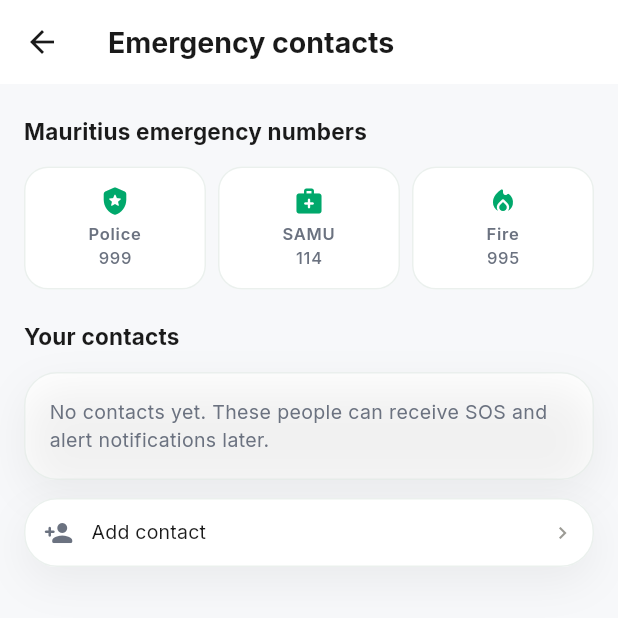
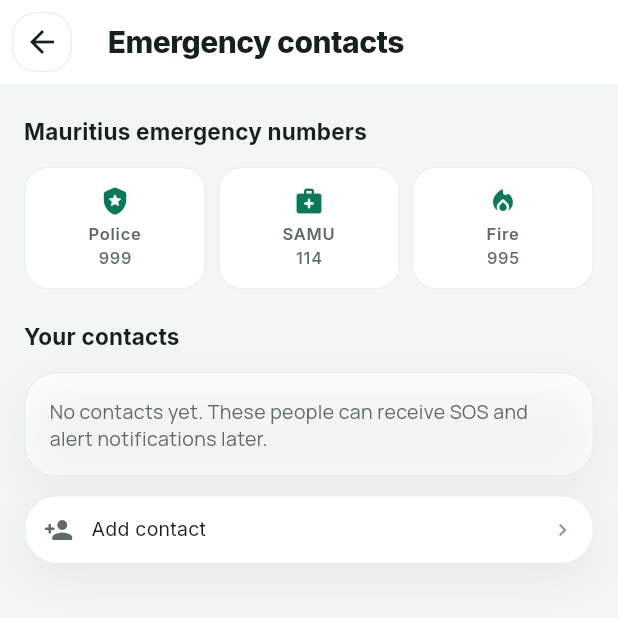
Before and after one commit to vikrav14/guardian, a Flutter app: the screen it shows once a user with an empty profile is signed in, item 4 of the bottom bar chosen, after a tap on "Emergency contacts", on a phone screen of 412 x 824 dp, the top half of it. Run offline on Flutter 3.47's test engine with Material 3 defaults, Android fonts, the phone set to English and light mode, and no system bars; our stand-ins replace cloud_firestore, firebase_auth, firebase_core, firebase_messaging, firebase_storage, flutter_local_notifications and 6 more; missing offline and left inert: dart:js_interop, pointer_interceptor; accounts and stored records are empty.

Commit message:
Build Guardian premium UI foundation

```diff
--- a/apps/mobile/lib/screens/map_dashboard_page.dart
+++ b/apps/mobile/lib/screens/map_dashboard_page.dart
@@ -918,18 +918,34 @@ class _MapDashboardPageState extends State<MapDashboardPage> {
     return Scaffold(
       backgroundColor: context.guardianColors.canvas,
       body: SafeArea(
-        child: Center(
-          child: ConstrainedBox(
+        child: Stack(
+          children: [
+            const Positioned(
+              top: -90,
+              right: -70,
+              child: _AmbientGlow(size: 250, color: Color(0x2E4AC99B)),
+            ),
+            const Positioned(
+              top: 310,
+              left: -100,
+              child: _AmbientGlow(size: 230, color: Color(0x1FE8B765)),
+            ),
+            Center(
+              child: ConstrainedBox(
             constraints: const BoxConstraints(maxWidth: 820),
             child: CustomScrollView(
               slivers: [
                 SliverToBoxAdapter(
                   child: Padding(
-                    padding: const EdgeInsets.fromLTRB(16, 12, 16, 8),
+                    padding: const EdgeInsets.fromLTRB(18, 14, 18, 10),
                     child: Row(
                       children: [
-                        const GuardianBrandMark(size: 36, iconScale: 0.58),
-                        const SizedBox(width: 10),
+                        const GuardianBrandMark(
+                          size: 42,
+                          borderRadius: 14,
+                          iconScale: 0.58,
+                        ),
+                        const SizedBox(width: 12),
                         const Column(
                           crossAxisAlignment: CrossAxisAlignment.start,
                           children: [
@@ -947,6 +963,7 @@ class _MapDashboardPageState extends State<MapDashboardPage> {
                           icon: const Icon(Icons.notifications_none_rounded),
                           tooltip: 'Open alerts',
                         ),
+                        const SizedBox(width: 8),
                         GuardianHeaderAvatar(
                           initials: userInitials,
                           color: context.guardianColors.accent,
@@ -957,7 +974,7 @@ class _MapDashboardPageState extends State<MapDashboardPage> {
                   ),
                 ),
                 SliverPadding(
-                  padding: const EdgeInsets.fromLTRB(12, 4, 12, 24),
+                  padding: const EdgeInsets.fromLTRB(14, 5, 14, 30),
                   sliver: SliverList.list(
                     children: [
                       _SafetyHero(
@@ -970,14 +987,30 @@ class _MapDashboardPageState extends State<MapDashboardPage> {
                         titleOverride: dashboardSafetyTitle(_devices),
                         subtitleOverride: dashboardSafetySubtitle(_devices),
                       ),
-                      const SizedBox(height: 10),
+                      const SizedBox(height: 12),
                       _LiveStatusBar(device: selected, linkingTick: _linkingTick),
                       const SizedBox(height: 12),
                       SizedBox(
-                        height: 300,
-                        child: ClipRRect(
-                          borderRadius: BorderRadius.circular(24),
-                          child: Stack(
+                        height: 334,
+                        child: Container(
+                          decoration: BoxDecoration(
+                            borderRadius: BorderRadius.circular(30),
+                            border: Border.all(
+                              color: Colors.white.withValues(alpha: 0.8),
+                              width: 1.5,
+                            ),
+                            boxShadow: [
+                              BoxShadow(
+                                color: context.guardianColors.textPrimary
+                                    .withValues(alpha: 0.11),
+                                blurRadius: 34,
+                                offset: const Offset(0, 14),
+                              ),
+                            ],
+                          ),
+                          child: ClipRRect(
+                            borderRadius: BorderRadius.circular(29),
+                            child: Stack(
                             fit: StackFit.expand,
                             children: [
                               Positioned.fill(
@@ -1040,6 +1073,7 @@ class _MapDashboardPageState extends State<MapDashboardPage> {
                                   ),
                                 ),
                             ],
+                            ),
                           ),
                         ),
                       ),
@@ -1206,6 +1240,8 @@ class _MapDashboardPageState extends State<MapDashboardPage> {
               ],
             ),
           ),
+            ),
+          ],
         ),
       ),
     );
@@ -1213,10 +1249,32 @@ class _MapDashboardPageState extends State<MapDashboardPage> {
 }
 
 const _dashboardHeaderTitleStyle = TextStyle(
-  fontSize: 22,
+  fontSize: 23,
   fontWeight: FontWeight.w800,
+  letterSpacing: -0.65,
   height: 1.0,
 );
+
+class _AmbientGlow extends StatelessWidget {
+  const _AmbientGlow({required this.size, required this.color});
+
+  final double size;
+  final Color color;
+
+  @override
+  Widget build(BuildContext context) => IgnorePointer(
+        child: Container(
+          width: size,
+          height: size,
+          decoration: BoxDecoration(
+            shape: BoxShape.circle,
+            gradient: RadialGradient(
+              colors: [color, color.withValues(alpha: 0)],
+            ),
+          ),
+        ),
+      );
+}
 
 class _GuardianSloganText extends StatelessWidget {
   const _GuardianSloganText();
@@ -1410,15 +1468,23 @@ class _SafetyHero extends StatelessWidget {
                 ? 'Everyone you care about is safe'
                 : 'A device needs your attention');
     return Container(
-      padding: const EdgeInsets.symmetric(horizontal: 18, vertical: 16),
+      padding: const EdgeInsets.fromLTRB(18, 17, 16, 17),
       decoration: BoxDecoration(
-        color: colors.surface,
-        borderRadius: BorderRadius.circular(24),
+        gradient: LinearGradient(
+          colors: [
+            colors.surface,
+            colors.accentMuted.withValues(alpha: 0.55),
+          ],
+          begin: Alignment.topLeft,
+          end: Alignment.bottomRight,
+        ),
+        borderRadius: BorderRadius.circular(28),
+        border: Border.all(color: Colors.white.withValues(alpha: 0.8)),
         boxShadow: [
           BoxShadow(
-            color: colors.textPrimary.withValues(alpha: 0.07),
-            blurRadius: 24,
-            offset: const Offset(0, 8),
+            color: colors.textPrimary.withValues(alpha: 0.08),
+            blurRadius: 30,
+            offset: const Offset(0, 12),
           ),
         ],
       ),
@@ -1426,14 +1492,14 @@ class _SafetyHero extends StatelessWidget {
         crossAxisAlignment: CrossAxisAlignment.center,
         children: [
           GuardianAiIcon(
-            size: 58,
+            size: 66,
             backgroundColor:
                 safe ? GuardianColors.safeBg : GuardianColors.warningBg,
             accentColor:
                 safe ? GuardianColors.safe : GuardianColors.warning,
             warning: totalCount > 0 && !safe,
           ),
-          const SizedBox(width: 14),
+          const SizedBox(width: 16),
           Expanded(
             child: Column(
               mainAxisSize: MainAxisSize.min,
@@ -1444,9 +1510,10 @@ class _SafetyHero extends StatelessWidget {
                   maxLines: 2,
                   overflow: TextOverflow.ellipsis,
                   style: const TextStyle(
-                    fontSize: 16,
-                    height: 1.2,
-                    fontWeight: FontWeight.w700,
+                    fontSize: 17,
+                    height: 1.18,
+                    fontWeight: FontWeight.w800,
+                    letterSpacing: -0.3,
                   ),
                 ),
                 const SizedBox(height: 4),
@@ -1506,9 +1573,16 @@ class _LiveStatusBar extends StatelessWidget {
           padding: const EdgeInsets.symmetric(horizontal: 8, vertical: 8),
           alignment: Alignment.center,
           decoration: BoxDecoration(
-            color: colors.surface,
-            borderRadius: BorderRadius.circular(18),
-            border: Border.all(color: colors.border),
+            color: colors.glass,
+            borderRadius: BorderRadius.circular(22),
+            border: Border.all(color: Colors.white.withValues(alpha: 0.75)),
+            boxShadow: [
+              BoxShadow(
+                color: colors.textPrimary.withValues(alpha: 0.055),
+                blurRadius: 22,
+                offset: const Offset(0, 8),
+              ),
+            ],
           ),
           child: Row(
             crossAxisAlignment: CrossAxisAlignment.stretch,
@@ -1541,12 +1615,19 @@ class _LiveStatusBar extends StatelessWidget {
       duration: const Duration(milliseconds: 350),
       child: Container(
         key: const ValueKey('live-metrics'),
-        padding: const EdgeInsets.symmetric(horizontal: 8, vertical: 8),
+        padding: const EdgeInsets.symmetric(horizontal: 7, vertical: 7),
         alignment: Alignment.center,
         decoration: BoxDecoration(
-          color: colors.surface,
-          borderRadius: BorderRadius.circular(18),
-          border: Border.all(color: colors.border),
+          color: colors.glass,
+          borderRadius: BorderRadius.circular(22),
+          border: Border.all(color: Colors.white.withValues(alpha: 0.75)),
+          boxShadow: [
+            BoxShadow(
+              color: colors.textPrimary.withValues(alpha: 0.055),
+              blurRadius: 22,
+              offset: const Offset(0, 8),
+            ),
+          ],
         ),
         child: Row(
           crossAxisAlignment: CrossAxisAlignment.stretch,
@@ -1612,12 +1693,22 @@ class _LiveMetric extends StatelessWidget {
     final colors = colorsOverride ?? flagMetricColors(metric, active);
     return Expanded(
       child: Padding(
-        padding: const EdgeInsets.symmetric(horizontal: 2),
+        padding: const EdgeInsets.symmetric(horizontal: 3),
         child: Container(
-          padding: const EdgeInsets.symmetric(horizontal: 4, vertical: 8),
+          padding: const EdgeInsets.symmetric(horizontal: 4, vertical: 9),
           decoration: BoxDecoration(
-            color: colors.background,
-            borderRadius: BorderRadius.circular(12),
+            gradient: LinearGradient(
+              colors: [
+                colors.background,
+                colors.background.withValues(alpha: 0.68),
+              ],
+              begin: Alignment.topLeft,
+              end: Alignment.bottomRight,
+            ),
+            borderRadius: BorderRadius.circular(15),
+            border: Border.all(
+              color: colors.foreground.withValues(alpha: 0.08),
+            ),
           ),
           child: Column(
             mainAxisAlignment: MainAxisAlignment.center,
@@ -1625,16 +1716,16 @@ class _LiveMetric extends StatelessWidget {
               if (showPulse)
                 ReconnectingPulse(size: 4, iconSize: 14, color: colors.foreground)
               else
-                Icon(icon, size: 14, color: colors.foreground),
-              const SizedBox(height: 4),
+                Icon(icon, size: 15, color: colors.foreground),
+              const SizedBox(height: 5),
               Text(
                 label,
                 maxLines: 1,
                 overflow: TextOverflow.ellipsis,
                 textAlign: TextAlign.center,
                 style: TextStyle(
-                  fontSize: 9,
-                  fontWeight: FontWeight.w700,
+                  fontSize: 9.2,
+                  fontWeight: FontWeight.w800,
                   height: 1.1,
                   color: colors.foreground,
                 ),
@@ -2376,13 +2467,24 @@ class _EmergencyHoldCard extends StatelessWidget {
       onTapUp: sending ? null : (_) => onCancel(),
       onTapCancel: sending ? null : onCancel,
       child: Container(
-        height: 82,
+        height: 88,
         decoration: BoxDecoration(
-          color: GuardianColors.dangerBg,
-          borderRadius: BorderRadius.circular(22),
+          gradient: const LinearGradient(
+            colors: [Color(0xFFFFF6F4), GuardianColors.dangerBg],
+            begin: Alignment.topLeft,
+            end: Alignment.bottomRight,
+          ),
+          borderRadius: BorderRadius.circular(26),
           border: Border.all(
             color: GuardianColors.danger.withValues(alpha: 0.22),
           ),
+          boxShadow: [
+            BoxShadow(
+              color: GuardianColors.danger.withValues(alpha: 0.10),
+              blurRadius: 24,
+              offset: const Offset(0, 9),
+            ),
+          ],
         ),
         clipBehavior: Clip.antiAlias,
         child: Stack(
@@ -2401,8 +2503,8 @@ class _EmergencyHoldCard extends StatelessWidget {
               child: Row(
                 children: [
                   Container(
-                    width: 48,
-                    height: 48,
+                    width: 52,
+                    height: 52,
                     decoration: const BoxDecoration(
                       color: GuardianColors.danger,
                       shape: BoxShape.circle,
@@ -2422,8 +2524,9 @@ class _EmergencyHoldCard extends StatelessWidget {
                         const Text(
                           'Emergency',
                           style: TextStyle(
-                            fontSize: 15,
-                            fontWeight: FontWeight.w700,
+                            fontSize: 16,
+                            fontWeight: FontWeight.w800,
+                            letterSpacing: -0.25,
                             color: GuardianColors.dangerText,
                           ),
                         ),
--- a/apps/mobile/lib/theme/app_theme.dart
+++ b/apps/mobile/lib/theme/app_theme.dart
@@ -62,7 +62,8 @@ ThemeData buildGuardianTheme({
     ),
     cardTheme: CardThemeData(
       color: semantic.surface,
-      elevation: 0,
+      elevation: highContrast ? 0 : 1,
+      shadowColor: semantic.textPrimary.withValues(alpha: 0.08),
       shape: RoundedRectangleBorder(
         borderRadius: BorderRadius.circular(GuardianRadius.large),
         side: BorderSide(color: semantic.border, width: borderWidth),
@@ -72,11 +73,31 @@ ThemeData buildGuardianTheme({
       style: ElevatedButton.styleFrom(
         backgroundColor: semantic.accent,
         foregroundColor: Colors.white,
-        padding: const EdgeInsets.symmetric(vertical: 14),
+        elevation: 0,
+        padding: const EdgeInsets.symmetric(horizontal: 18, vertical: 15),
         shape: RoundedRectangleBorder(
           borderRadius: BorderRadius.circular(GuardianRadius.medium),
         ),
         textStyle: GoogleFonts.inter(fontSize: 14, fontWeight: FontWeight.w600),
+      ),
+    ),
+    iconButtonTheme: IconButtonThemeData(
+      style: IconButton.styleFrom(
+        foregroundColor: semantic.textPrimary,
+        backgroundColor: semantic.surface.withValues(alpha: 0.82),
+        shape: RoundedRectangleBorder(
+          borderRadius: BorderRadius.circular(GuardianRadius.medium),
+          side: BorderSide(color: semantic.border),
+        ),
+      ),
+    ),
+    navigationBarTheme: NavigationBarThemeData(
+      elevation: 0,
+      height: 70,
+      backgroundColor: semantic.glass,
+      indicatorColor: semantic.accentMuted,
+      labelTextStyle: WidgetStatePropertyAll(
+        GoogleFonts.inter(fontSize: 11, fontWeight: FontWeight.w600),
       ),
     ),
     inputDecorationTheme: InputDecorationTheme(
--- a/apps/mobile/lib/theme/colors.dart
+++ b/apps/mobile/lib/theme/colors.dart
@@ -16,11 +16,11 @@ class GuardianColors {
   static const accentBg = Color(0xFFE6F1FB);
   static const accentText = Color(0xFF0C447C);
   static const surface = Color(0xFFFFFFFF);
-  static const surfaceMuted = Color(0xFFF7F8FA);
-  static const textPrimary = Color(0xFF1A1A1A);
-  static const textSecondary = Color(0xFF6B7280);
-  static const textMuted = Color(0xFF9B9A94);
-  static const border = Color(0xFFE7E5DF);
+  static const surfaceMuted = Color(0xFFF5F7F5);
+  static const textPrimary = Color(0xFF16211C);
+  static const textSecondary = Color(0xFF5F6C66);
+  static const textMuted = Color(0xFF8B9690);
+  static const border = Color(0xFFE2EAE5);
 
   // Mauritius flag palette for dashboard status chips (red → blue → yellow → green).
   static const flagRed = Color(0xFFEA2839);
@@ -76,17 +76,17 @@ class GuardianThemeColors extends ThemeExtension<GuardianThemeColors> {
 
   /// Default light theme — lagoon glass surfaces.
   static const islandGlass = GuardianThemeColors(
-    canvas: GuardianColors.surfaceMuted,
+    canvas: Color(0xFFF3F7F4),
     surface: GuardianColors.surface,
-    surfaceMuted: Color(0xFFF2F6F4),
-    sidebar: Color(0xFFF2F4F6),
-    glass: Color(0xDFFFFFFF),
+    surfaceMuted: Color(0xFFEDF4F0),
+    sidebar: Color(0xFFF0F4F1),
+    glass: Color(0xEBFFFFFF),
     textPrimary: GuardianColors.textPrimary,
     textSecondary: GuardianColors.textSecondary,
     textMuted: GuardianColors.textMuted,
-    border: Color(0xB3E2EAE6),
-    accent: GuardianColors.safe,
-    accentMuted: GuardianColors.safeBg,
+    border: Color(0x99DDE8E1),
+    accent: Color(0xFF087A57),
+    accentMuted: Color(0xFFE1F3EB),
   );
 
   /// Dark theme — Le Morne basalt at dusk.
--- a/apps/mobile/lib/theme/typography.dart
+++ b/apps/mobile/lib/theme/typography.dart
@@ -3,24 +3,26 @@ import 'package:google_fonts/google_fonts.dart';
 
 abstract final class GuardianTypography {
   static TextTheme build(TextTheme base, Color primary, Color secondary) {
-    return GoogleFonts.interTextTheme(base).copyWith(
+    return GoogleFonts.manropeTextTheme(base).copyWith(
       headlineSmall: GoogleFonts.inter(
-        fontSize: 24,
-        height: 1.15,
-        fontWeight: FontWeight.w700,
+        fontSize: 26,
+        height: 1.12,
+        fontWeight: FontWeight.w800,
+        letterSpacing: -0.7,
         color: primary,
       ),
       titleLarge: GoogleFonts.inter(
-        fontSize: 19,
-        fontWeight: FontWeight.w700,
+        fontSize: 20,
+        fontWeight: FontWeight.w800,
+        letterSpacing: -0.35,
         color: primary,
       ),
       titleMedium: GoogleFonts.inter(
         fontSize: 15,
-        fontWeight: FontWeight.w600,
+        fontWeight: FontWeight.w700,
         color: primary,
       ),
-      bodyMedium: GoogleFonts.inter(fontSize: 13, color: secondary),
+      bodyMedium: GoogleFonts.manrope(fontSize: 13, height: 1.4, color: secondary),
       labelSmall: GoogleFonts.inter(fontSize: 11, color: secondary),
     );
   }
--- a/apps/mobile/lib/widgets/cards/guardian_card.dart
+++ b/apps/mobile/lib/widgets/cards/guardian_card.dart
@@ -13,6 +13,8 @@ class GuardianCard extends StatelessWidget {
     this.glass = false,
     this.color,
     this.onTap,
+    this.borderColor,
+    this.elevation = 1,
   });
 
   final Widget child;
@@ -21,6 +23,8 @@ class GuardianCard extends StatelessWidget {
   final bool glass;
   final Color? color;
   final VoidCallback? onTap;
+  final Color? borderColor;
+  final double elevation;
 
   @override
   Widget build(BuildContext context) {
@@ -36,15 +40,17 @@ class GuardianCard extends StatelessWidget {
           decoration: BoxDecoration(
             borderRadius: BorderRadius.circular(radius),
             border: Border.all(
-              color: glass
+              color: borderColor ?? (glass
                   ? Colors.white.withValues(alpha: 0.45)
-                  : colors.border,
+                  : colors.border),
             ),
             boxShadow: [
               BoxShadow(
-                color: Colors.black.withValues(alpha: 0.055),
-                blurRadius: 24,
-                offset: const Offset(0, 10),
+                color: colors.textPrimary.withValues(
+                  alpha: 0.035 + (elevation * 0.018),
+                ),
+                blurRadius: 18 + (elevation * 6),
+                offset: Offset(0, 6 + (elevation * 3)),
               ),
             ],
           ),
--- a/apps/mobile/lib/widgets/navigation/guardian_navigation.dart
+++ b/apps/mobile/lib/widgets/navigation/guardian_navigation.dart
@@ -614,16 +614,18 @@ class MobileBottomBar extends StatelessWidget {
     return Container(
       decoration: BoxDecoration(
         color: colors.glass,
-        border: Border(top: BorderSide(color: colors.border)),
+        border: Border(
+          top: BorderSide(color: Colors.white.withValues(alpha: 0.72)),
+        ),
         boxShadow: [
           BoxShadow(
-            color: Colors.black.withValues(alpha: 0.08),
-            blurRadius: 24,
-            offset: const Offset(0, -8),
+            color: colors.textPrimary.withValues(alpha: 0.09),
+            blurRadius: 30,
+            offset: const Offset(0, -10),
           ),
         ],
       ),
-      padding: const EdgeInsets.fromLTRB(10, 8, 10, 7),
+      padding: const EdgeInsets.fromLTRB(10, 9, 10, 7),
       child: SafeArea(
         top: false,
         child: Row(
@@ -633,20 +635,38 @@ class MobileBottomBar extends StatelessWidget {
             return Expanded(
               child: InkWell(
                 onTap: () => onTap(index),
-                borderRadius: BorderRadius.circular(16),
+                borderRadius: BorderRadius.circular(18),
                 child: Padding(
-                  padding: const EdgeInsets.symmetric(vertical: 4),
+                  padding: const EdgeInsets.symmetric(
+                    horizontal: 3,
+                    vertical: 3,
+                  ),
                   child: Column(
                     mainAxisSize: MainAxisSize.min,
                     children: [
-                      Icon(items[index].icon, size: 22, color: color),
+                      AnimatedContainer(
+                        duration: const Duration(milliseconds: 220),
+                        curve: Curves.easeOutCubic,
+                        width: 42,
+                        height: 30,
+                        decoration: BoxDecoration(
+                          color: active ? colors.accentMuted : Colors.transparent,
+                          borderRadius: BorderRadius.circular(14),
+                        ),
+                        alignment: Alignment.center,
+                        child: Icon(
+                          items[index].icon,
+                          size: 21,
+                          color: color,
+                        ),
+                      ),
                       const SizedBox(height: 3),
                       Text(
                         items[index].label,
                         style: TextStyle(
-                          fontSize: 9,
+                          fontSize: 9.5,
                           color: color,
-                          fontWeight: active ? FontWeight.w700 : FontWeight.w500,
+                          fontWeight: active ? FontWeight.w800 : FontWeight.w600,
                         ),
                       ),
                     ],
```
